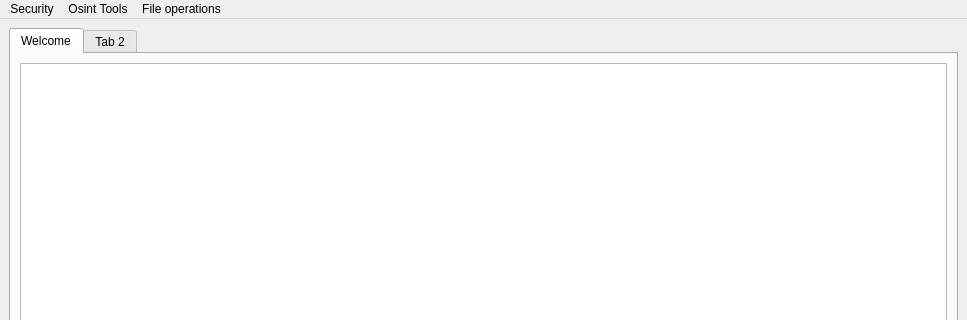
Old version of the form raw_ui_files/TheHive_mainWindow.ui in the repository MehmetYukselSekeroglu/TheHive; both pictures show x 0 to 967 and y 0 to 320 of the 967 by 656 pixel window.
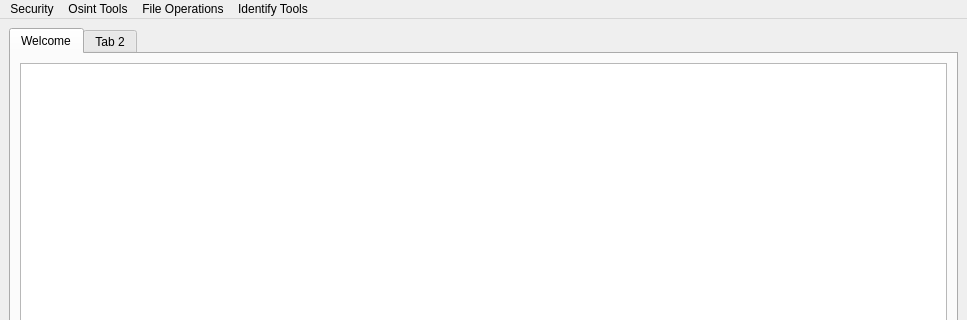
New version of the form.

The edit to the form file:
```diff
--- a/raw_ui_files/TheHive_mainWindow.ui
+++ b/raw_ui_files/TheHive_mainWindow.ui
@@ -71,14 +71,21 @@
    </widget>
    <widget class="QMenu" name="menuFile_operations">
     <property name="title">
-     <string>File operations</string>
+     <string>File Operations</string>
     </property>
     <addaction name="actionVideo_frame_extractor"/>
     <addaction name="actionSound_Converter"/>
    </widget>
+   <widget class="QMenu" name="menuIdentify_Tools">
+    <property name="title">
+     <string>Identify Tools</string>
+    </property>
+    <addaction name="actionVoice_verification"/>
+   </widget>
    <addaction name="menuSecurity"/>
    <addaction name="menuOsintTools"/>
    <addaction name="menuFile_operations"/>
+   <addaction name="menuIdentify_Tools"/>
   </widget>
   <widget class="QStatusBar" name="statusbar"/>
   <action name="actionChange_Login_Password">
```
Left out of the diff: 5 changed lines with no effect on the pictures.
